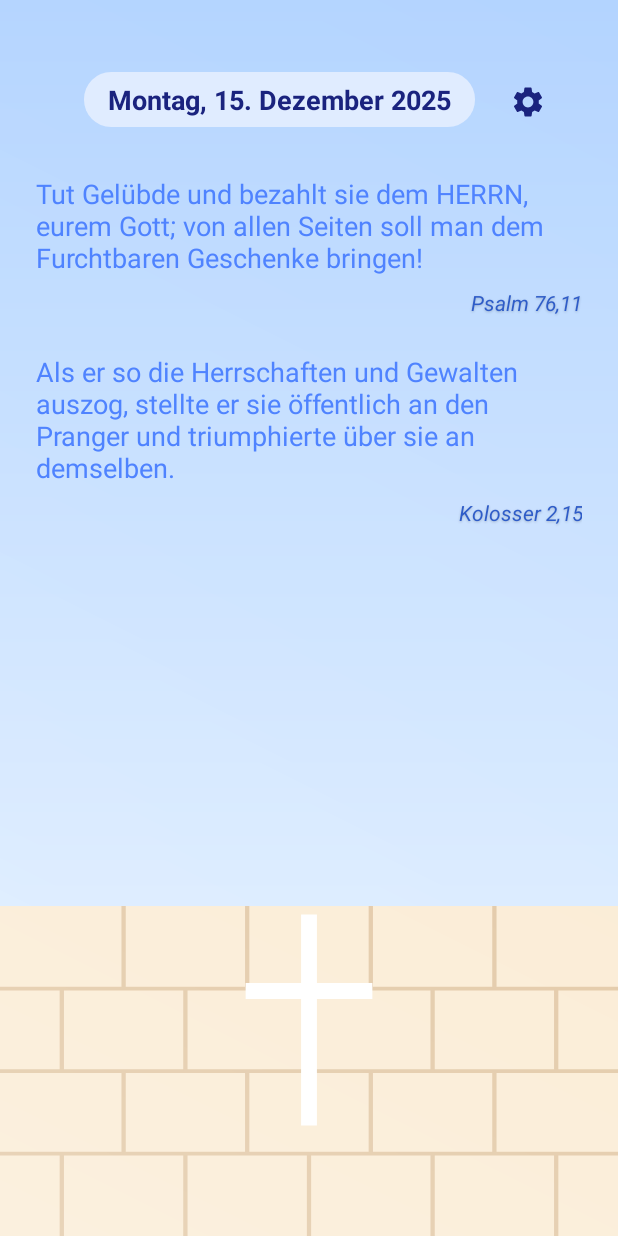
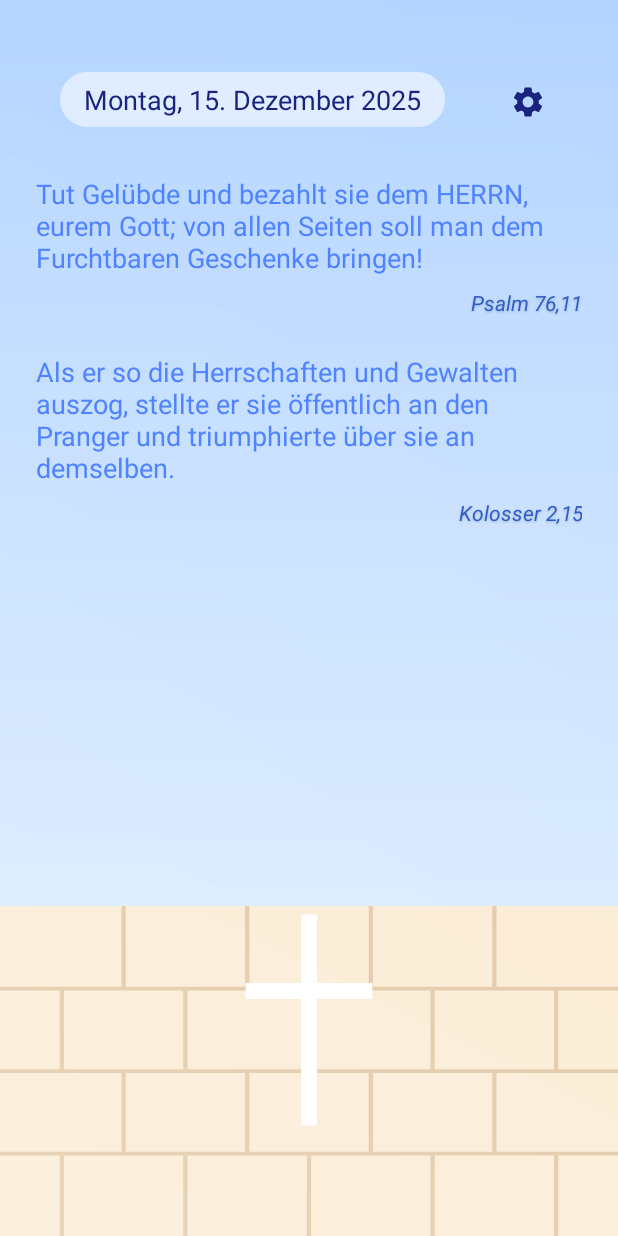
Before and after one commit to henosch/BibelVersApp, an Android app: the screen it shows after launch (MainActivity), on a phone screen of 412 x 824 dp. Run offline under Robolectric (Android 15) with nearby library versions, the phone set to English and light mode, and no system bars.

Commit message:
feat: refine settings layout, dialog theme and small screen adjustments

```diff
--- a/app/src/main/java/de/henosch/bibelvers/MainActivity.kt
+++ b/app/src/main/java/de/henosch/bibelvers/MainActivity.kt
@@ -10,6 +10,7 @@ import android.view.GestureDetector
 import android.view.MotionEvent
 import android.view.View
 import android.view.ViewGroup
+import android.widget.ArrayAdapter
 import android.widget.Toast
 import androidx.activity.result.contract.ActivityResultContracts
 import androidx.appcompat.app.AlertDialog
@@ -199,6 +200,24 @@ class MainActivity : BaseActivity() {
             binding.dateTextView.layoutParams = params
         }
 
+        // Adjust settings button top margin to align with smaller text on small screens
+        val settingsParams = binding.settingsButton.layoutParams as? ViewGroup.MarginLayoutParams
+        if (settingsParams != null) {
+            val defaultTopMargin = (24 * resources.displayMetrics.density).toInt()
+            val smallScreenTopMargin = (20 * resources.displayMetrics.density).toInt()
+            val targetTopMargin = if (isSmallScreen) smallScreenTopMargin else defaultTopMargin
+
+            if (settingsParams.topMargin != targetTopMargin) {
+                settingsParams.topMargin = targetTopMargin
+                binding.settingsButton.layoutParams = settingsParams
+            }
+        }
+
+        // Scale settings button on small screens
+        val targetScale = if (isSmallScreen) 0.9f else 1.0f
+        binding.settingsButton.scaleX = targetScale
+        binding.settingsButton.scaleY = targetScale
+
         // Adjust text size and padding for small screens
         if (isSmallScreen) {
             binding.dateTextView.setTextSize(TypedValue.COMPLEX_UNIT_SP, 16f)
@@ -365,9 +384,10 @@ class MainActivity : BaseActivity() {
                     }
 
                     val labels = streams.map { it.label }.toTypedArray()
-                    AlertDialog.Builder(this@MainActivity)
+                    val adapter = ArrayAdapter(this@MainActivity, R.layout.item_settings_spinner_dropdown, labels)
+                    AlertDialog.Builder(this@MainActivity, R.style.Theme_Bibelvers_Dialog)
                         .setTitle(R.string.stream_picker_title)
-                        .setItems(labels) { _, index ->
+                        .setAdapter(adapter) { _, index ->
                             StreamActivity.start(this@MainActivity, streams[index])
                         }
                         .setNegativeButton(android.R.string.cancel, null)
--- a/app/src/main/res/color/switch_thumb_blue.xml
+++ b/app/src/main/res/color/switch_thumb_blue.xml
@@ -2,5 +2,5 @@
 <selector xmlns:android="http://schemas.android.com/apk/res/android">
     <item android:state_enabled="false" android:color="#aa3a66c9" />
     <item android:state_checked="true" android:color="#3a66c9" />
-    <item android:color="#FFFFFFFF" />
+    <item android:color="@color/wall_navigation_bar_color" />
 </selector>
--- a/app/src/main/res/color/switch_thumb_red.xml
+++ b/app/src/main/res/color/switch_thumb_red.xml
@@ -2,5 +2,5 @@
 <selector xmlns:android="http://schemas.android.com/apk/res/android">
     <item android:state_enabled="false" android:color="#d64545" />
     <item android:state_checked="true" android:color="#d64545" />
-    <item android:color="#FFFFFFFF" />
+    <item android:color="@color/wall_navigation_bar_color" />
 </selector>
--- a/app/src/main/res/layout/activity_main.xml
+++ b/app/src/main/res/layout/activity_main.xml
@@ -51,10 +51,10 @@
         android:paddingBottom="6dp"
         android:textColor="@color/date_text_color"
         android:textSize="18sp"
-        android:textStyle="bold"
         app:layout_constraintStart_toStartOf="parent"
         app:layout_constraintTop_toTopOf="parent"
         app:layout_constraintEnd_toStartOf="@id/settingsButton"
+        app:layout_constraintHorizontal_bias="0.0"
         tools:text="Montag, 20. Oktober 2025" />
 
     <TextView
--- a/app/src/main/res/layout/item_settings_spinner.xml
+++ b/app/src/main/res/layout/item_settings_spinner.xml
@@ -8,5 +8,6 @@
     android:paddingEnd="12dp"
     android:paddingTop="10dp"
     android:paddingBottom="10dp"
-    android:textColor="@color/verse_text_color"
-    android:textSize="16sp" />
+    android:textColor="@color/verse_reference_color"
+    android:textSize="16sp"
+    android:textStyle="bold" />
--- a/app/src/main/res/values/dimens.xml
+++ b/app/src/main/res/values/dimens.xml
@@ -1,7 +1,7 @@
 <?xml version="1.0" encoding="utf-8"?>
 <resources>
     <dimen name="settings_compact_content_padding">10dp</dimen>
-    <dimen name="settings_compact_push_top_margin">8dp</dimen>
+    <dimen name="settings_compact_push_top_margin">12dp</dimen>
     <dimen name="settings_compact_section_spacing">10dp</dimen>
     <dimen name="settings_compact_theme_spacing">10dp</dimen>
     <dimen name="settings_compact_link_spacing">4dp</dimen>
@@ -17,6 +17,7 @@
     <dimen name="settings_body_text_size_regular">13sp</dimen>
     <dimen name="settings_body_text_size_compact">11sp</dimen>
     <dimen name="settings_time_value_text_size">20sp</dimen>
+    <dimen name="settings_time_value_text_size_compact">16sp</dimen>
     <dimen name="dedication_text_size_large">16sp</dimen>
     <dimen name="dedication_text_size_small">14sp</dimen>
 </resources>
--- a/app/src/main/res/values/themes.xml
+++ b/app/src/main/res/values/themes.xml
@@ -14,4 +14,10 @@
         <item name="android:windowBackground">@android:color/black</item>
         <item name="android:colorBackground">@android:color/black</item>
     </style>
+
+    <style name="Theme.Bibelvers.Dialog" parent="Theme.AppCompat.DayNight.Dialog.Alert">
+        <item name="colorAccent">@color/colorAccent</item>
+        <item name="android:textColorAlertDialogListItem">@color/verse_text_color</item>
+        <item name="android:textColorPrimary">@color/verse_reference_color</item>
+    </style>
 </resources>
```
Also changed, not shown: app/src/main/java/de/henosch/bibelvers/SettingsActivity.kt (+7 -15 lines), app/src/main/res/layout/activity_settings.xml (+5 -9 lines).
